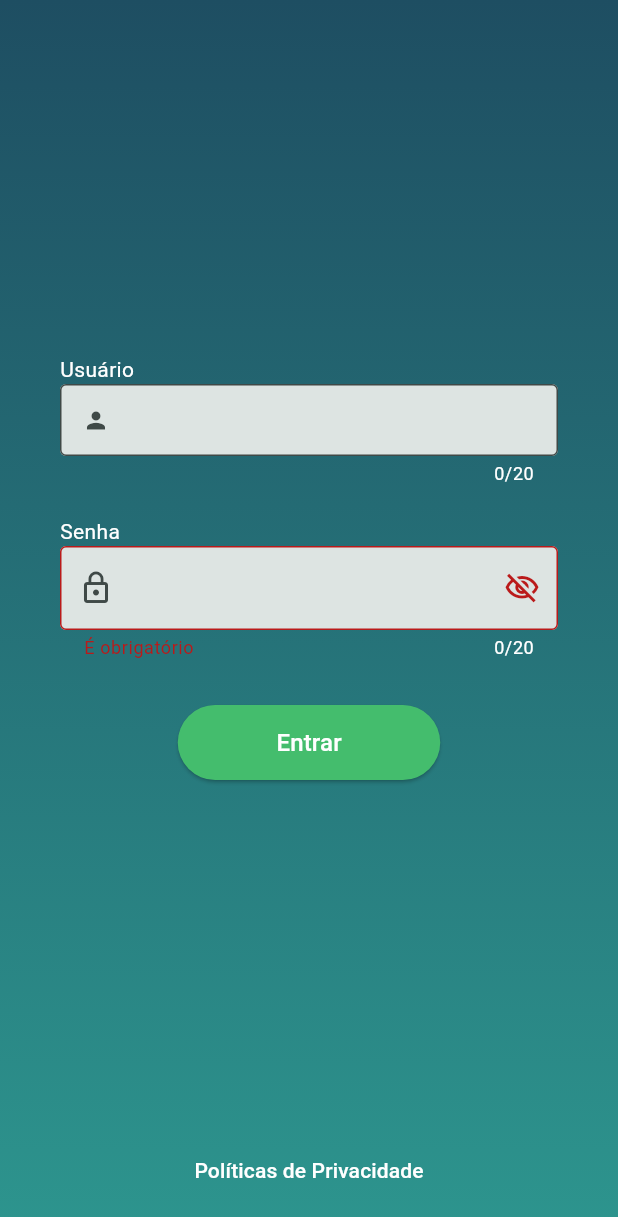
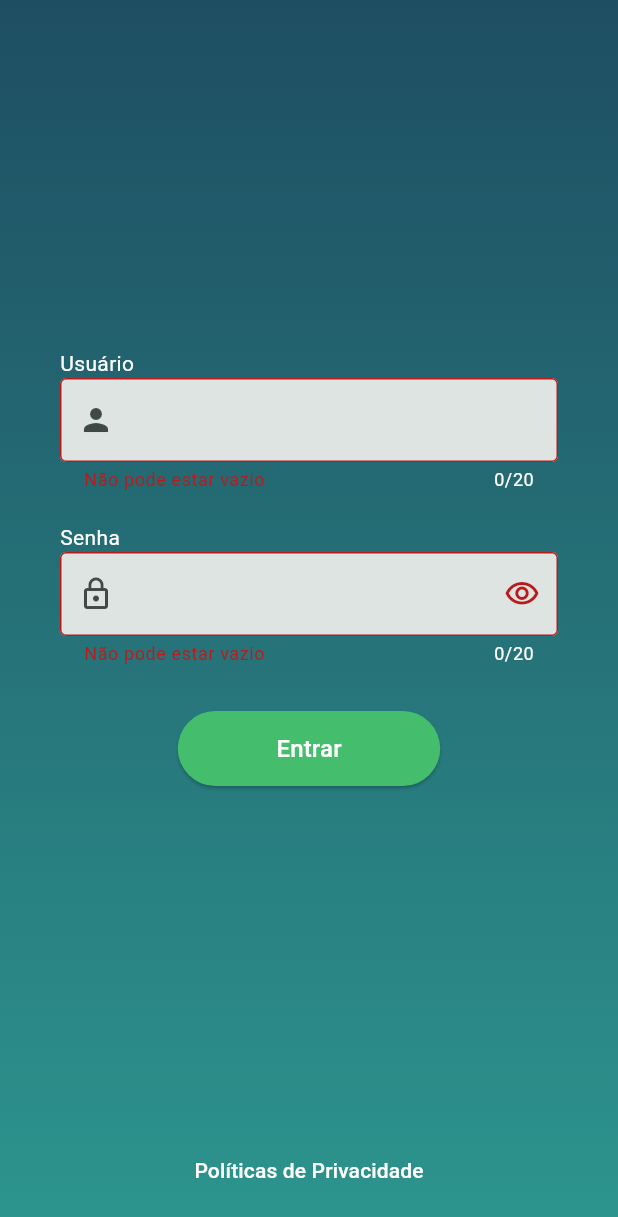
Before and after one commit to Guilherme-DSGL/desafio_tecnico, a Flutter app: the LoginScreen screen opened by its route, after a tap on "Entrar", on a phone screen of 412 x 824 dp. Shown: the top 1217 px of the screen. Run offline on Flutter 3.47's test engine with Material 2 defaults, Android fonts, the phone set to English and light mode, and no system bars; our stand-ins replace flutter_mobx, get_it, mobx, shared_preferences; accounts and stored records are empty; generated files the repository leaves out were written again.

Commit message:
login fix

```diff
--- a/lib/stores/auth_store.dart
+++ b/lib/stores/auth_store.dart
@@ -18,9 +18,9 @@ abstract class AuthStoreBase with Store {
     return _user;
   }
 
-  bool isAuthenticated() {
-    return _user?.value != null;
-  }
+  bool get isAuthenticated => _user?.value != null;
+
+  bool get isRequestPedding => _user?.status == FutureStatus.pending;
 
   @action
   ObservableFuture<User> authenticate(String userName, String password) =>
--- /dev/null
+++ b/lib/stores/login/login_form_store.dart
@@ -0,0 +1,82 @@
+import 'package:desafio_tecnico/stores/login/login_form_error_state.dart';
+import 'package:mobx/mobx.dart';
+part 'login_form_store.g.dart';
+
+class LoginFormStore = LoginFormStoreBase with _$LoginFormStore;
+
+abstract class LoginFormStoreBase with Store {
+  final errorState = LoginFormErrorState();
+
+  final onlyCaracteresAndNumbers = RegExp(r'([a-zA-Z0-9])');
+
+  @observable
+  String name = '';
+
+  @observable
+  String password = '';
+
+  @observable
+  bool obscurePassword = false;
+
+  @action
+  void changeObscurePassword() {
+    obscurePassword = !obscurePassword;
+  }
+
+  @action
+  void setName(String name) => this.name = name.trimRight().trimLeft();
+
+  @action
+  void setPassword(String password) => this.password = password.trim();
+
+  late List<ReactionDisposer> _disposers;
+
+  void setupValidations() {
+    _disposers = [
+      reaction((_) => name, validateName),
+      reaction((_) => password, validatePassword)
+    ];
+  }
+
+  void dispose() {
+    for (final d in _disposers) {
+      d();
+    }
+  }
+
+  @action
+  void validateName(String name) {
+    if (name.isEmpty) {
+      errorState.name = "Não pode estar vazio";
+      return;
+    }
+
+    if (name.length > 20) {
+      errorState.name = "Não pode ser maior que 20 caracteres";
+      return;
+    }
+    errorState.name = null;
+  }
+
+  @action
+  void validatePassword(String password) {
+    if (password.isEmpty) {
+      errorState.password = "Não pode estar vazio";
+      return;
+    }
+    if (password.length > 20) {
+      errorState.password = "Não pode ser maior que 20 caracteres";
+      return;
+    }
+    if (onlyCaracteresAndNumbers.hasMatch(password)) {
+      errorState.password = "Valor inválido";
+      return;
+    }
+    errorState.password = null;
+  }
+
+  void validateAll() {
+    validatePassword(password);
+    validateName(name);
+  }
+}
--- a/lib/views/login_screen.dart
+++ b/lib/views/login_screen.dart
@@ -1,4 +1,6 @@
+import 'package:desafio_tecnico/core/components/app_privacidade.dart';
 import 'package:desafio_tecnico/stores/auth_store.dart';
+import 'package:desafio_tecnico/stores/login/login_form_store.dart';
 import 'package:flutter/material.dart';
 import 'package:flutter/services.dart';
 import 'package:flutter_mobx/flutter_mobx.dart';
@@ -16,24 +18,27 @@ class LoginScreen extends StatefulWidget {
   State<LoginScreen> createState() => _LoginScreenState();
 }
 
-late TextEditingController _passwordEC;
-late TextEditingController _userNameEC;
-final _formKey = GlobalKey<FormState>();
-bool obscurePassword = true;
-
 class _LoginScreenState extends State<LoginScreen> {
+  LoginFormStore loginFormStore = LoginFormStore();
+  late ReactionDisposer disposer;
   @override
   void initState() {
-    _userNameEC = TextEditingController();
-    _passwordEC = TextEditingController();
+    loginFormStore.setupValidations();
     super.initState();
   }
 
   @override
   void dispose() {
-    _passwordEC.dispose();
-    _userNameEC.dispose();
+    loginFormStore.dispose();
     super.dispose();
+  }
+
+  @override
+  void didChangeDependencies() {
+    super.didChangeDependencies();
+    disposer = reaction((_) => widget._authStore.isAuthenticated, (loggedIn) {
+      Navigator.popAndPushNamed(context, "/todo");
+    });
   }
 
   @override
@@ -43,19 +48,14 @@ class _LoginScreenState extends State<LoginScreen> {
         reverse: false,
         child: ReactionBuilder(
           builder: (context) {
-            return reaction((_) => widget._authStore.user, (result) {
-              if (widget._authStore.isAuthenticated()) {
-                Navigator.pushNamedAndRemoveUntil(
-                    context, "todo", ModalRoute.withName('/'));
-              }
-            }, delay: 0);
+            return reaction((_) => widget._authStore.user, (result) {},
+                delay: 0);
           },
           child: Container(
             height: MediaQuery.sizeOf(context).height -
                 MediaQuery.maybePaddingOf(context)!.top,
             padding: const EdgeInsets.symmetric(horizontal: 40),
             child: Form(
-              key: _formKey,
               child: Column(
                 crossAxisAlignment: CrossAxisAlignment.start,
                 mainAxisAlignment: MainAxisAlignment.center,
@@ -67,23 +67,17 @@ class _LoginScreenState extends State<LoginScreen> {
                       color: Colors.white,
                     ),
                   ),
-                  TextFormField(
+                  Observer(builder: (_) {
+                    return TextFormField(
                       autovalidateMode: AutovalidateMode.onUserInteraction,
+                      onChanged: loginFormStore.setName,
+                      readOnly: widget._authStore.isRequestPedding,
                       maxLength: 20,
-                      controller: _userNameEC,
-                      decoration: const InputDecoration(
-                        counterStyle: TextStyle(color: Colors.white),
-                        filled: true,
-                        border: OutlineInputBorder(),
-                        isCollapsed: false,
-                        isDense: true,
-                        prefixIcon: Icon(Icons.person),
+                      decoration: InputDecoration(
+                        errorText: loginFormStore.errorState.name,
+                        prefixIcon: const Icon(Icons.person),
                       ),
-                      inputFormatters: [
-                        FilteringTextInputFormatter.deny(RegExp(r'[\s]'))
-                      ],
-                      validator: (f) {
-                        return null;
+                    );
                   }),
                   const SizedBox(
                     height: 20,
@@ -94,83 +88,62 @@ class _LoginScreenState extends State<LoginScreen> {
                       color: Colors.white,
                     ),
                   ),
-                  TextFormField(
+                  Observer(builder: (_) {
+                    return TextFormField(
+                      onChanged: loginFormStore.setPassword,
                       autovalidateMode: AutovalidateMode.onUserInteraction,
                       maxLength: 20,
-                    controller: _passwordEC,
-                    obscureText: obscurePassword,
+                      readOnly: widget._authStore.isRequestPedding,
+                      obscureText: loginFormStore.obscurePassword,
                       decoration: InputDecoration(
-                      counterStyle: const TextStyle(color: Colors.white),
+                        errorText: loginFormStore.errorState.password,
                         prefixIcon: const Icon(Icons.lock_outline),
-                      filled: true,
-                      border: const OutlineInputBorder(),
                         suffixIcon: IconButton(
                             onPressed: () {
-                            setState(() {
-                              obscurePassword = !obscurePassword;
-                            });
+                              loginFormStore.changeObscurePassword();
                             },
-                          icon: obscurePassword
+                            icon: loginFormStore.obscurePassword
                                 ? const Icon(Icons.visibility_off_outlined)
                                 : const Icon(Icons.visibility_outlined)),
                       ),
                       inputFormatters: [
                         FilteringTextInputFormatter.allow(
-                          RegExp(r'([a-zA-Z0-9])'))
+                            loginFormStore.onlyCaracteresAndNumbers)
                       ],
-                    validator: (pass) {
-                      if (pass!.isEmpty) {
-                        return "É obrigatório";
-                      }
-                      if (pass.length <= 2) {
-                        return "Muito curto";
-                      }
-                      return null;
-                    },
-                  ),
+                    );
+                  }),
                   const SizedBox(height: 30),
                   Align(
                     alignment: Alignment.center,
                     child: SizedBox(
                       height: 50,
                       width: 175,
-                      child: ElevatedButton(
-                        style: ElevatedButton.styleFrom(
-                            backgroundColor: const Color(0xFF44BD6D)),
+                      child: Observer(builder: (_) {
+                        return ElevatedButton(
                           onPressed: () async {
-                          final formValid =
-                              _formKey.currentState?.validate() ?? false;
-
-                          if (formValid) {
-                            await widget._authStore.authenticate(
-                                _userNameEC.text, _passwordEC.text);
+                            loginFormStore.validateAll();
+                            if (!loginFormStore.errorState.hasErrors) {
+                              widget._authStore.authenticate(
+                                  loginFormStore.name, loginFormStore.password);
                             }
                           },
-                        child: const Visibility(
-                          visible: true,
-                          replacement: CircularProgressIndicator(),
-                          child: Text(
+                          child: Visibility(
+                            visible: !widget._authStore.isRequestPedding,
+                            replacement: const CircularProgressIndicator(
+                              color: Colors.white,
+                            ),
+                            child: const Text(
                               "Entrar",
-                            style: TextStyle(fontSize: 16, color: Colors.white),
+                              style:
+                                  TextStyle(fontSize: 16, color: Colors.white),
                             ),
                           ),
-                      ),
+                        );
+                      }),
                     ),
                   ),
                   const Spacer(),
-                  Padding(
-                    padding: const EdgeInsets.only(bottom: 20),
-                    child: Align(
-                      alignment: Alignment.center,
-                      child: TextButton(
-                        onPressed: () {},
-                        child: const Text(
-                          "Políticas de Privacidade",
-                          style: TextStyle(color: Colors.white),
-                        ),
-                      ),
-                    ),
-                  )
+                  const AppPrivacidade()
                 ],
               ),
             ),
```
Also changed, not shown: lib/core/components/app_textformfield.dart (+13 -0 lines), lib/core/guards/auth_guard.dart (deleted, +0 -10 lines), lib/main.dart (+18 -9 lines), lib/stores/login/login_form_error_state.dart (added, +15 -0 lines), lib/views/spash_screen.dart (+22 -15 lines), lib/stores/login/login_form_error_state.g.dart (added), lib/stores/login/login_form_store.g.dart (added). Lines whose indentation alone changed are shown as unchanged.
